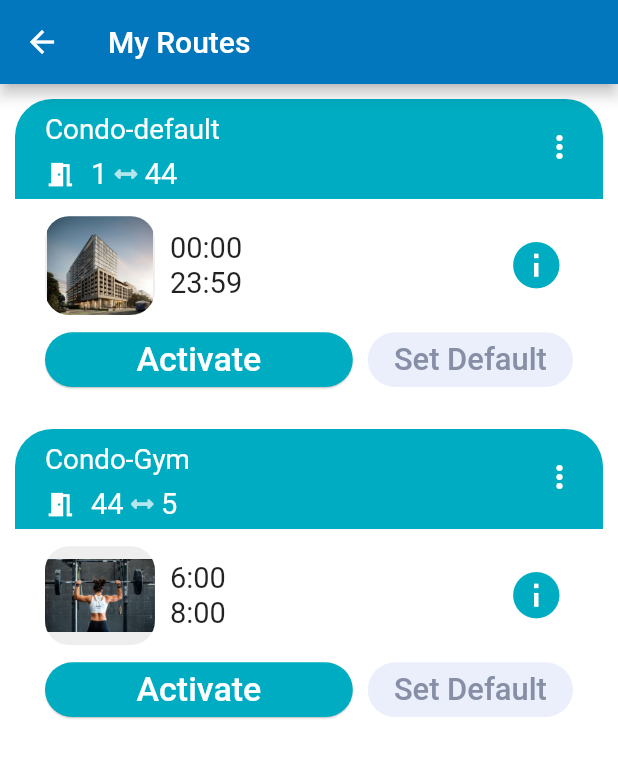
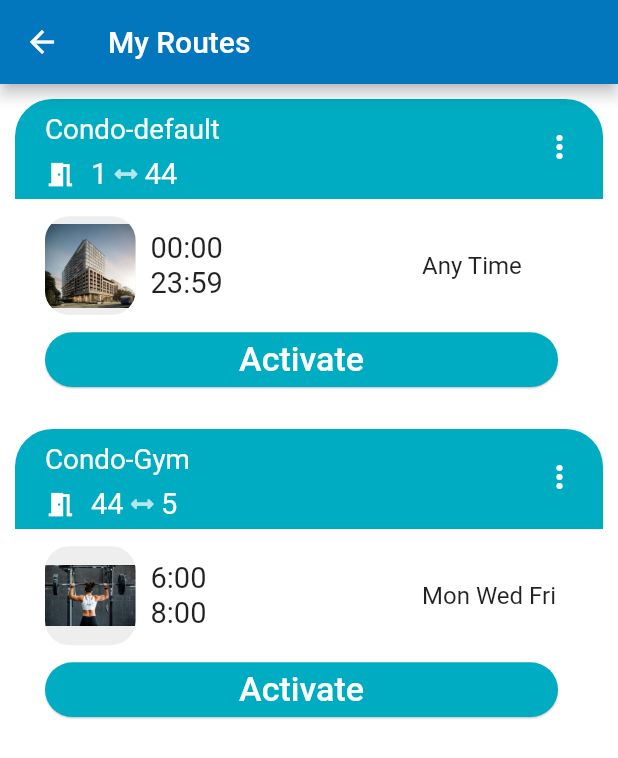
Before and after one commit to meifish/hci, a Flutter app: the MyRoutePage screen opened by its route, on a phone screen of 412 x 824 dp. Shown: the top 758 px of the screen. Run offline on Flutter 3.47's test engine with Material 2 defaults, Android fonts, the phone set to English and light mode, and no system bars; our stand-ins replace google_fonts, sqflite; accounts and stored records are empty.

Commit message:
Enable SQL integration to save User edit in MyRouteEdit page.

```diff
--- a/lib/Pages/MyRoutePage.dart
+++ b/lib/Pages/MyRoutePage.dart
@@ -35,7 +35,10 @@ class _MyRoutePageState extends State<MyRoutePage> {
                 return ListView.builder(
                     itemCount: routes.length,
                     itemBuilder: (context, index) {
-                      return RouteCard(my_routes: routes, index: index);
+                      return RouteCard(
+                          my_routes: routes,
+                          index: index,
+                          notifyParent: refresh);
                     });
               } else {
                 return Center(child: CircularProgressIndicator());
@@ -55,4 +58,9 @@ class _MyRoutePageState extends State<MyRoutePage> {
     }
     return routes_map;
   }
+
+  void refresh() {
+    print("I am called");
+    setState(() {});
+  }
 }
--- a/lib/Widgets/MyRouteWidgets/PopupMenuButton.dart
+++ b/lib/Widgets/MyRouteWidgets/PopupMenuButton.dart
@@ -1,17 +1,22 @@
 import 'package:flutter/material.dart';
 import 'package:hci/Pages/RouteEditForm.dart';
+import 'package:hci/Model/RouteDBModel.dart';
+import 'package:hci/Model/Route.dart';
 
 class PopupMenu extends StatefulWidget {
   int index;
   List<Map<String, dynamic>> my_routes;
+  final Function() callbackfunc;
 
-  PopupMenu({this.my_routes, this.index});
+  PopupMenu({this.my_routes, this.index, @required this.callbackfunc});
 
   @override
   _PopupMenuState createState() => _PopupMenuState();
 }
 
 class _PopupMenuState extends State<PopupMenu> {
+  final _model = RouteModel();
+
   @override
   Widget build(BuildContext context) {
     return PopupMenuButton<int>(
@@ -29,13 +34,23 @@ class _PopupMenuState extends State<PopupMenu> {
           ),
         ),
       ],
-      onSelected: (value) {
+      onSelected: (value) async {
         if (value == 1) {
           Navigator.push(
               context,
               MaterialPageRoute(
                   builder: (context) => RouteEditForm(
-                      my_routes: widget.my_routes, index: widget.index)));
+                      my_routes: widget.my_routes,
+                      index: widget.index,
+                      callbackfunc: widget.callbackfunc)));
+        }
+        if (value == 2) {
+          // delete from sql
+          print("delete id");
+          print(widget.my_routes[widget.index]["id"]);
+          await _model.deleteRoute(widget.my_routes[widget.index]["id"]);
+          widget.callbackfunc();
+          setState(() {});
         }
       },
       offset: Offset(0, 100),
--- a/lib/Widgets/MyRouteWidgets/RouteCard.dart
+++ b/lib/Widgets/MyRouteWidgets/RouteCard.dart
@@ -12,12 +12,14 @@ class RouteCard extends StatefulWidget {
   String floor2;
   String time_from;
   String time_to;
+  final Function() notifyParent;
 
   List<Map<String, dynamic>> my_routes;
   int index;
   Map<String, dynamic> route;
+  String days = '';
 
-  RouteCard({this.my_routes, this.index}) {
+  RouteCard({this.my_routes, this.index, @required this.notifyParent}) {
     route = my_routes[index];
     name = route["name"];
     img = route["img"];
@@ -25,6 +27,17 @@ class RouteCard extends StatefulWidget {
     floor2 = route["floor2"].toString();
     time_from = route["timeFrom"];
     time_to = route["timeTo"];
+    if (route["isAnytime"] == 1) {
+      days += "Any Time";
+    } else {
+      if (route["sun"] == 1) days += "Sun ";
+      if (route["mon"] == 1) days += "Mon ";
+      if (route["tue"] == 1) days += "Tue ";
+      if (route["wed"] == 1) days += "Wed ";
+      if (route["thu"] == 1) days += "Thu ";
+      if (route["fri"] == 1) days += "Fri ";
+      if (route["sat"] == 1) days += "Sat ";
+    }
   }
 
   @override
@@ -68,7 +81,8 @@ class _RouteCardState extends State<RouteCard> {
                             ),
                             PopupMenu(
                                 my_routes: widget.my_routes,
-                                index: widget.index),
+                                index: widget.index,
+                                callbackfunc: widget.notifyParent),
                           ],
                         ),
                       ),
@@ -166,7 +180,7 @@ class _RouteCardState extends State<RouteCard> {
                                     ),
                                     Text(
                                       widget.time_to,
-                                      maxLines: 3,
+                                      maxLines: 1,
                                       overflow: TextOverflow.ellipsis,
                                       style: TextStyle(
                                           fontSize:
@@ -178,17 +192,19 @@ class _RouteCardState extends State<RouteCard> {
                                 ),
                               ),
                               Expanded(
-                                flex: 2,
+                                flex: 5,
                                 child: GestureDetector(
                                   onTap: () {},
                                   child: Container(
-                                    //color: Colors.red,
-                                    child: Icon(Icons.info,
-                                        size:
-                                            SizeConfig.safeBlockHorizontal * 9,
-                                        // color: Colors.blue,
-                                        color: Colors.cyan[600]),
-                                  ),
+                                      //color: Colors.red,
+                                      child: Text(widget.days,
+                                          style: TextStyle(fontSize: 16))
+                                      // child: Icon(Icons.info,
+                                      //     size:
+                                      //         SizeConfig.safeBlockHorizontal * 9,
+                                      //     // color: Colors.blue,
+                                      //     color: Colors.cyan[600]),
+                                      ),
                                 ),
                               ),
                             ],
@@ -234,34 +250,6 @@ class _RouteCardState extends State<RouteCard> {
                                 SizedBox(
                                   width: 10,
                                 ),
-                                Expanded(
-                                  flex: 2,
-                                  child: SizedBox(
-                                    height: SizeConfig.safeBlockVertical * 6,
-                                    child: RaisedButton(
-                                      disabledElevation: 0,
-                                      focusElevation: 0,
-                                      highlightElevation: 0,
-                                      hoverElevation: 0,
-                                      elevation: 0,
-                                      shape: RoundedRectangleBorder(
-                                          borderRadius:
-                                              BorderRadius.circular(50)),
-                                      textColor: Colors.black26,
-                                      color: Color(0xffEBEFFB),
-                                      child: Text(
-                                        'Set Default',
-                                        style: TextStyle(
-                                          color: Color(0xff878FA6),
-                                          fontSize:
-                                              SizeConfig.safeBlockHorizontal *
-                                                  5,
-                                        ),
-                                      ),
-                                      onPressed: () {},
-                                    ),
-                                  ),
-                                ),
                               ],
                             ),
                           ),
```
Also changed, not shown: lib/Pages/RouteEditForm.dart (+44 -14 lines).
